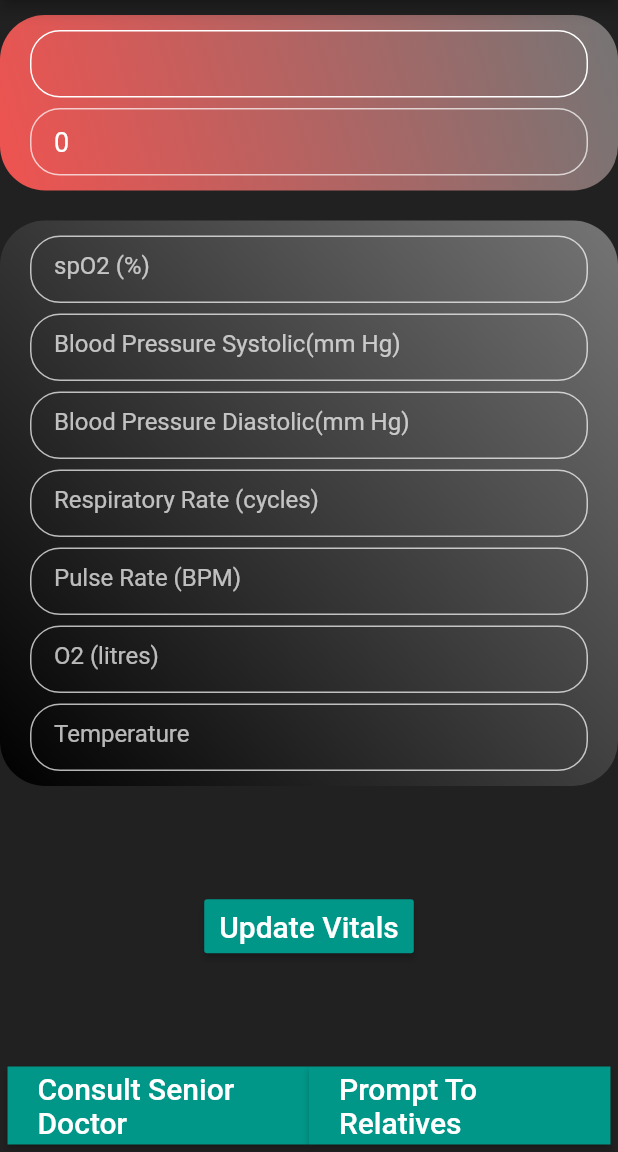
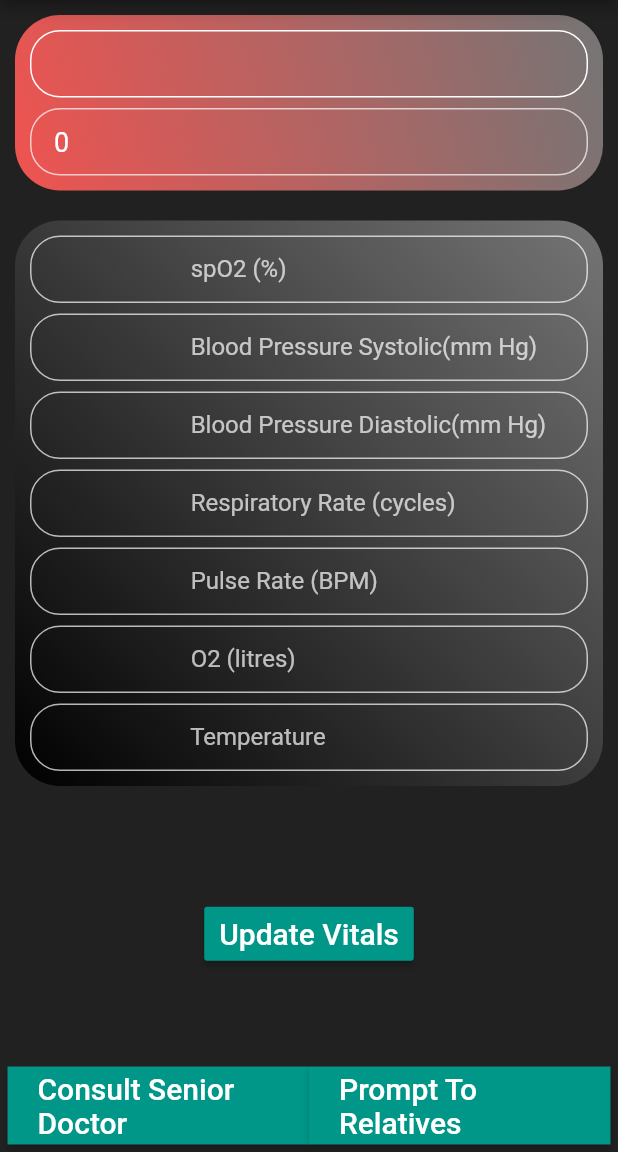
Before and after one commit to Prakhar75/MyCovid_DoctorApp, a Flutter app: the cards screen opened directly with empty values, after a tap on "Last update", on a phone screen of 412 x 824 dp, the part 84-1236 px from its top. Run offline on Flutter 3.47's test engine with Material 2 defaults, Android fonts, the phone set to English and light mode, and no system bars; our stand-ins replace dio, pinput.

Commit message:
card changes

```diff
--- a/lib/cards.dart
+++ b/lib/cards.dart
@@ -83,12 +83,14 @@ class _HomePageState extends State<cards> {
         scrollDirection: Axis.vertical,
         children: <Widget>[
           Container(
+          child: Padding(
+                            padding:EdgeInsets.all(10),
+          child:Container(
+            padding: EdgeInsets.all(10),
             decoration: BoxDecoration(
                 borderRadius: BorderRadius.all(Radius.circular(30)),
-                gradient: LinearGradient(
-                    begin: Alignment.topRight,
-                    end: Alignment.bottomLeft,
-                    colors: [Colors.grey[600], Colors.red[400]])),
+                color: Colors.blueGrey[500],
+                    ),
             child: Column(
               children: <Widget>[
                 Padding(
@@ -171,6 +173,8 @@ class _HomePageState extends State<cards> {
                 ),
               ],
             ),
+          ),
+          ),
           ),
           Padding(
             padding: const EdgeInsets.all(16.0),
--- a/lib/details.dart
+++ b/lib/details.dart
@@ -92,10 +92,11 @@ class _MyHomePageState extends State<MyHomePage> {
             child: Container(
           child: Column(
             children: <Widget>[
-              SizedBox(
-                height: 10,
-              ),
+
               Container(
+          child: Padding(
+                            padding:EdgeInsets.all(10),
+          child:Container(
                 decoration: BoxDecoration(
                     borderRadius: BorderRadius.all(Radius.circular(30)),
                     gradient: LinearGradient(
@@ -105,7 +106,7 @@ class _MyHomePageState extends State<MyHomePage> {
                 child: Column(
                   children: <Widget>[
                     Padding(
-                      padding: const EdgeInsets.fromLTRB(20, 10, 20, 4),
+                      padding: const EdgeInsets.fromLTRB(10, 10, 10, 4),
                       child: Container(
                         height: 45,
                         child: Align(
@@ -128,7 +129,7 @@ class _MyHomePageState extends State<MyHomePage> {
                       ),
                     ),
                     Padding(
-                      padding: const EdgeInsets.fromLTRB(20, 3, 20, 10),
+                      padding: const EdgeInsets.fromLTRB(10, 3, 10, 10),
                       child: Container(
                         height: 45,
                         child: Align(
@@ -151,10 +152,13 @@ class _MyHomePageState extends State<MyHomePage> {
                   ],
                 ),
               ),
-              SizedBox(
-                height: 20,
+          )
               ),
+
               Container(
+          child: Padding(
+                            padding:EdgeInsets.all(10),
+          child:Container(
                 decoration: BoxDecoration(
                     borderRadius: BorderRadius.all(Radius.circular(30)),
                     gradient: LinearGradient(
@@ -164,7 +168,7 @@ class _MyHomePageState extends State<MyHomePage> {
                 child: Column(
                   children: <Widget>[
                     Padding(
-                      padding: const EdgeInsets.fromLTRB(20, 10, 20, 4),
+                      padding: const EdgeInsets.fromLTRB(10, 10, 10, 4),
                       child: Container(
                         height: 45,
                         child: Align(
@@ -173,8 +177,8 @@ class _MyHomePageState extends State<MyHomePage> {
                             padding: const EdgeInsets.fromLTRB(15, 5, 0, 5),
                             child: TextFormField(
                               decoration: InputDecoration(
-                                hintText: 'spO2 (%)',
-                                hintStyle: TextStyle(color: Colors.white70),
+                                labelText: '                       spO2 (%)',
+                                labelStyle: TextStyle(color: Colors.white70),
                                 border: InputBorder.none,
                                 focusedBorder: InputBorder.none,
                                 enabledBorder: InputBorder.none,
@@ -203,7 +207,7 @@ class _MyHomePageState extends State<MyHomePage> {
                       ),
                     ),
                     Padding(
-                      padding: const EdgeInsets.fromLTRB(20, 3, 20, 4),
+                      padding: const EdgeInsets.fromLTRB(10, 3, 10, 4),
                       child: Container(
                         height: 45,
                         child: Align(
@@ -212,8 +216,8 @@ class _MyHomePageState extends State<MyHomePage> {
                             padding: const EdgeInsets.fromLTRB(15, 5, 0, 5),
                             child: TextFormField(
                               decoration: InputDecoration(
-                                hintText: 'Blood Pressure Systolic(mm Hg)',
-                                hintStyle: TextStyle(color: Colors.white70),
+                                labelText: '                       Blood Pressure Systolic(mm Hg)',
+                                labelStyle: TextStyle(color: Colors.white70),
                                 border: InputBorder.none,
                                 focusedBorder: InputBorder.none,
                                 enabledBorder: InputBorder.none,
@@ -242,7 +246,7 @@ class _MyHomePageState extends State<MyHomePage> {
                       ),
                     ),
                     Padding(
-                      padding: const EdgeInsets.fromLTRB(20, 3, 20, 4),
+                      padding: const EdgeInsets.fromLTRB(10, 3, 10, 4),
                       child: Container(
                         height: 45,
                         child: Align(
@@ -251,8 +255,8 @@ class _MyHomePageState extends State<MyHomePage> {
                             padding: const EdgeInsets.fromLTRB(15, 5, 0, 5),
                             child: TextFormField(
                               decoration: InputDecoration(
-                                hintText: 'Blood Pressure Diastolic(mm Hg)',
-                                hintStyle: TextStyle(color: Colors.white70),
+                                labelText: '                       Blood Pressure Diastolic(mm Hg)',
+                                labelStyle: TextStyle(color: Colors.white70),
                                 border: InputBorder.none,
                                 focusedBorder: InputBorder.none,
                                 enabledBorder: InputBorder.none,
@@ -281,7 +285,7 @@ class _MyHomePageState extends State<MyHomePage> {
                       ),
                     ),
                     Padding(
-                      padding: const EdgeInsets.fromLTRB(20, 3, 20, 4),
+                      padding: const EdgeInsets.fromLTRB(10, 3, 10, 4),
                       child: Container(
                         height: 45,
                         child: Align(
@@ -290,9 +294,9 @@ class _MyHomePageState extends State<MyHomePage> {
                             padding: const EdgeInsets.fromLTRB(15, 5, 0, 5),
                             child: TextFormField(
                               decoration: InputDecoration(
-                                hintText: 'Respiratory Rate (cycles)',
+                                labelText: '                       Respiratory Rate (cycles)',
                                 fillColor: Colors.white,
-                                hintStyle: TextStyle(color: Colors.white70),
+                                labelStyle: TextStyle(color: Colors.white70),
                                 border: InputBorder.none,
                                 focusedBorder: InputBorder.none,
                                 enabledBorder: InputBorder.none,
@@ -321,7 +325,7 @@ class _MyHomePageState extends State<MyHomePage> {
                       ),
                     ),
                     Padding(
-                      padding: const EdgeInsets.fromLTRB(20, 3, 20, 4),
+                      padding: const EdgeInsets.fromLTRB(10, 3, 10, 4),
                       child: Container(
                         height: 45,
                         child: Align(
@@ -330,8 +334,8 @@ class _MyHomePageState extends State<MyHomePage> {
                             padding: const EdgeInsets.fromLTRB(15, 5, 0, 5),
                             child: TextFormField(
                               decoration: InputDecoration(
-                                hintText: 'Pulse Rate (BPM)',
-                                hintStyle: TextStyle(color: Colors.white70),
+                                labelText: '                       Pulse Rate (BPM)',
+                                labelStyle: TextStyle(color: Colors.white70),
                                 border: InputBorder.none,
                                 focusedBorder: InputBorder.none,
                                 enabledBorder: InputBorder.none,
@@ -360,7 +364,7 @@ class _MyHomePageState extends State<MyHomePage> {
                       ),
                     ),
                     Padding(
-                      padding: const EdgeInsets.fromLTRB(20, 3, 20, 4),
+                      padding: const EdgeInsets.fromLTRB(10, 3, 10, 4),
                       child: Container(
                         height: 45,
                         child: Align(
@@ -369,8 +373,8 @@ class _MyHomePageState extends State<MyHomePage> {
                             padding: const EdgeInsets.fromLTRB(15, 5, 0, 5),
                             child: TextFormField(
                               decoration: InputDecoration(
-                                hintText: 'O2 (litres)',
-                                hintStyle: TextStyle(color: Colors.white70),
+                                labelText: '                       O2 (litres)',
+                                labelStyle: TextStyle(color: Colors.white70),
                                 border: InputBorder.none,
                                 focusedBorder: InputBorder.none,
                                 enabledBorder: InputBorder.none,
@@ -399,7 +403,7 @@ class _MyHomePageState extends State<MyHomePage> {
                       ),
                     ),
                     Padding(
-                      padding: const EdgeInsets.fromLTRB(20, 3, 20, 10),
+                      padding: const EdgeInsets.fromLTRB(10, 3, 10, 10),
                       child: Container(
                         height: 45,
                         child: Align(
@@ -408,8 +412,8 @@ class _MyHomePageState extends State<MyHomePage> {
                             padding: const EdgeInsets.fromLTRB(15, 5, 0, 5),
                             child: TextFormField(
                               decoration: InputDecoration(
-                                hintText: 'Temperature',
-                                hintStyle: TextStyle(color: Colors.white70),
+                                labelText: '                       Temperature',
+                                labelStyle: TextStyle(color: Colors.white70),
                                 border: InputBorder.none,
                                 focusedBorder: InputBorder.none,
                                 enabledBorder: InputBorder.none,
@@ -439,6 +443,8 @@ class _MyHomePageState extends State<MyHomePage> {
                     ),
                   ],
                 ),
+              ),
+          ),
               ),
               Expanded(
                 child: Align(
```
Also changed, not shown: lib/form.dart (+33 -6 lines), lib/formd.dart (+24 -9 lines).
